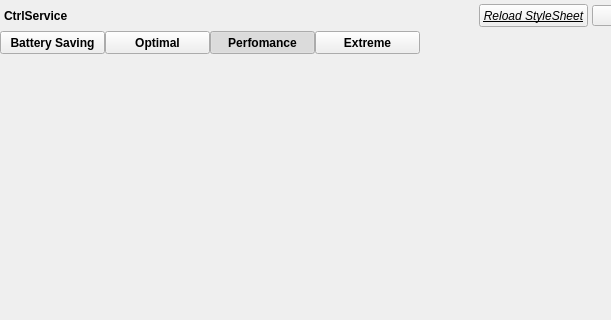
xodj/RyzenAdjCtrl, file CtrlMainWindow.ui: the form before one commit; both pictures show x 0 to 611 and y 0 to 320 of the 750 by 450 pixel window.
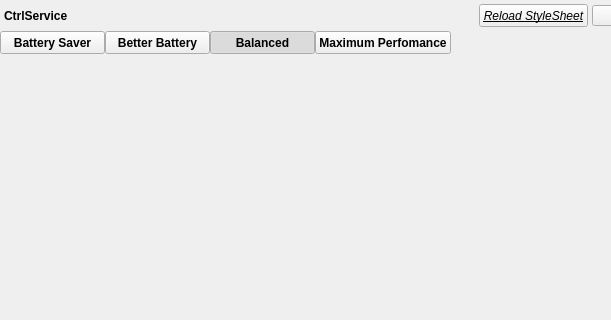
The form after the commit.

What changed in the file:
```diff
--- a/CtrlMainWindow.ui
+++ b/CtrlMainWindow.ui
@@ -236,7 +236,7 @@
              <string notr="true"/>
             </property>
             <property name="text">
-             <string>Battery Saving</string>
+             <string>Battery Saver</string>
             </property>
             <property name="checkable">
              <bool>true</bool>
@@ -264,7 +264,7 @@
              <string notr="true"/>
             </property>
             <property name="text">
-             <string>Optimal</string>
+             <string>Better Battery</string>
             </property>
             <property name="checkable">
              <bool>true</bool>
@@ -292,7 +292,7 @@
              <string notr="true"/>
             </property>
             <property name="text">
-             <string>Perfomance</string>
+             <string>Balanced</string>
             </property>
             <property name="checkable">
              <bool>true</bool>
@@ -323,7 +323,7 @@
              <string notr="true"/>
             </property>
             <property name="text">
-             <string>Extreme</string>
+             <string>Maximum Perfomance</string>
             </property>
             <property name="checkable">
              <bool>true</bool>
```
